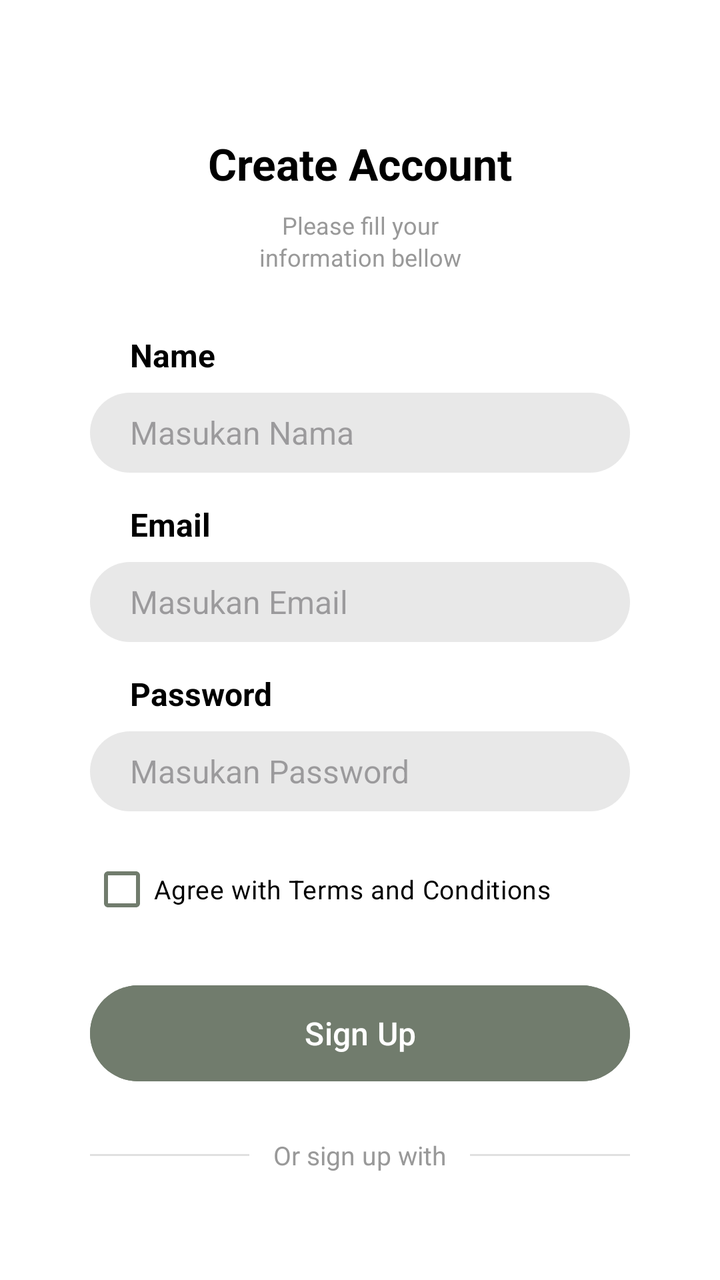
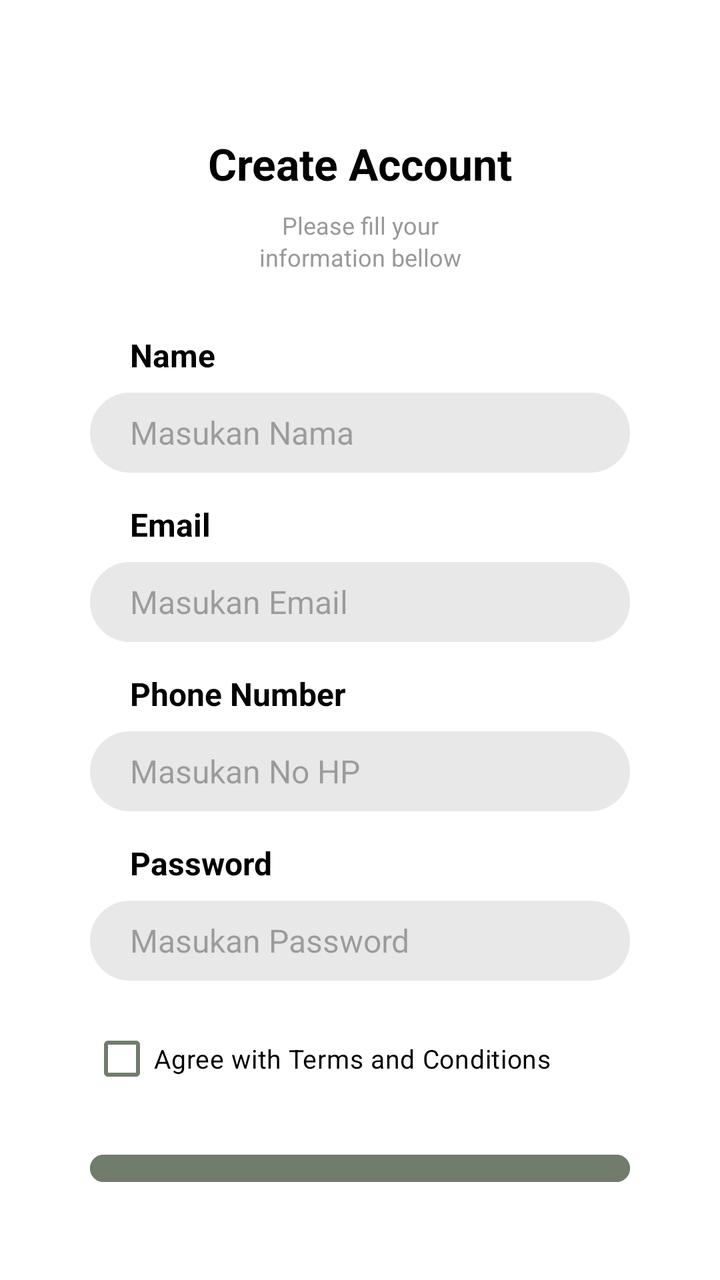

Screens rendered from an Android XML layout before and after an edit, with the pre-edit source and the edit as a unified diff.
<!-- AndroidManifest.xml: application theme Theme.DeCasaApps -->
<!-- res/layout/activity_sign_up.xml -->
<?xml version="1.0" encoding="utf-8"?>
<RelativeLayout xmlns:android="http://schemas.android.com/apk/res/android"
    xmlns:app="http://schemas.android.com/apk/res-auto"
    xmlns:tools="http://schemas.android.com/tools"
    android:id="@+id/main"
    android:layout_width="match_parent"
    android:layout_height="match_parent"
    tools:context=".SignUpActivity"
    android:background="@color/white"
    android:padding="24dp">

    <RelativeLayout
        android:id="@+id/contentContainer"
        android:layout_width="match_parent"
        android:layout_height="match_parent"
        android:layout_margin="1dp"
        android:padding="20dp">

        <TextView
            android:id="@+id/titleText"
            android:layout_width="match_parent"
            android:layout_height="wrap_content"
            android:layout_marginTop="22dp"
            android:gravity="center"
            android:text="Create Account"
            android:textColor="@color/black"
            android:textSize="22sp"
            android:textStyle="bold" />

        
        <TextView
            android:id="@+id/subtitleText"
            android:layout_width="match_parent"
            android:layout_height="wrap_content"
            android:layout_below="@id/titleText"
            android:layout_marginTop="8dp"
            android:gravity="center"
            android:lineSpacingExtra="2dp"
            android:text="Please fill your\ninformation bellow"
            android:textColor="#999999"
            android:textSize="12sp" />

        
        <TextView
            android:id="@+id/nameLabel"
            android:layout_width="wrap_content"
            android:layout_height="wrap_content"
            android:layout_below="@id/subtitleText"
            android:layout_alignParentStart="true"
            android:layout_marginStart="20dp"
            android:layout_marginTop="30dp"
            android:text="Name"
            android:textColor="@color/black"
            android:textSize="16sp"
            android:textStyle="bold" />

        
        <EditText
            android:id="@+id/nameInput"
            android:layout_width="match_parent"
            android:layout_height="40dp"
            android:layout_below="@id/nameLabel"
            android:layout_marginTop="8dp"
            android:background="@drawable/input_background"
            android:hint="Masukan Nama"
            android:inputType="textPersonName"
            android:paddingStart="20dp"
            android:paddingEnd="20dp"
            android:shadowColor="#756C6C"
            android:textColor="@color/black"
            android:textColorLink="#181717"
            android:textSize="16sp" />

        
        <TextView
            android:id="@+id/emailLabel"
            android:layout_width="wrap_content"
            android:layout_height="wrap_content"
            android:layout_below="@id/nameInput"
            android:layout_alignParentStart="true"
            android:layout_marginStart="20dp"
            android:layout_marginTop="15dp"
            android:text="Email"
            android:textColor="@color/black"
            android:textSize="16sp"
            android:textStyle="bold" />

        
        <EditText
            android:id="@+id/emailInput"
            android:layout_width="match_parent"
            android:layout_height="40dp"
            android:layout_below="@id/emailLabel"
            android:layout_marginTop="8dp"
            android:background="@drawable/input_background"
            android:hint="Masukan Email"
            android:inputType="textEmailAddress"
            android:paddingStart="20dp"
            android:paddingEnd="20dp"
            android:textColor="@color/black"
            android:textSize="16sp" />

        
        <TextView
            android:id="@+id/passwordLabel"
            android:layout_width="wrap_content"
            android:layout_height="wrap_content"
            android:layout_below="@id/emailInput"
            android:layout_alignParentStart="true"
            android:layout_marginStart="20dp"
            android:layout_marginTop="15dp"
            android:text="Password"
            android:textColor="@color/black"
            android:textSize="16sp"
            android:textStyle="bold" />

        
        <EditText
            android:id="@+id/passwordInput"
            android:layout_width="match_parent"
            android:layout_height="40dp"
            android:layout_below="@id/passwordLabel"
            android:layout_marginTop="8dp"
            android:background="@drawable/input_background"
            android:hint="Masukan Password"
            android:inputType="textPassword"
            android:paddingStart="20dp"
            android:paddingEnd="20dp"
            android:textColor="@color/black"
            android:textSize="16sp" />

        
        <CheckBox
            android:id="@+id/termsCheckbox"
            android:layout_width="wrap_content"
            android:layout_height="wrap_content"
            android:layout_below="@id/passwordInput"
            android:layout_marginTop="15dp"
            android:buttonTint="#717C6D"
            android:text="Agree with Terms and Conditions"
            android:textColor="@color/black"
            android:textSize="13sp" />

        
        <Button
            android:id="@+id/signUpButton"
            android:layout_width="match_parent"
            android:layout_height="56dp"
            android:layout_below="@id/termsCheckbox"
            android:layout_marginTop="20dp"
            android:backgroundTint="#717C6D"
            android:text="Sign Up"
            android:textColor="@color/white"
            android:textSize="16sp"
            android:textAllCaps="false"
            app:cornerRadius="28dp" />

        
        <RelativeLayout
            android:id="@+id/dividerLayout"
            android:layout_width="match_parent"
            android:layout_height="wrap_content"
            android:layout_below="@id/signUpButton"
            android:layout_marginTop="24dp">

            <View
                android:layout_width="match_parent"
                android:layout_height="1dp"
                android:layout_centerVertical="true"
                android:background="#E0E0E0" />

            <TextView
                android:layout_width="wrap_content"
                android:layout_height="wrap_content"
                android:layout_centerInParent="true"
                android:background="@color/white"
                android:paddingStart="12dp"
                android:paddingEnd="12dp"
                android:text="Or sign up with"
                android:textColor="#999999"
                android:textSize="13sp" />
        </RelativeLayout>

        
        <LinearLayout
            android:id="@+id/socialButtons"
            android:layout_width="wrap_content"
            android:layout_height="wrap_content"
            android:layout_below="@id/dividerLayout"
            android:layout_centerHorizontal="true"
            android:layout_marginTop="24dp"
            android:orientation="horizontal"
            android:gravity="center">

            
            <com.google.android.material.button.MaterialButton
                android:id="@+id/appleButton"
                android:layout_width="56dp"
                android:layout_height="56dp"
                android:insetTop="0dp"
                android:insetBottom="0dp"
                android:padding="0dp"
                android:backgroundTint="@color/white"
                app:icon="@drawable/ic_apple"
                app:iconGravity="textStart"
                app:iconPadding="0dp"
                app:iconSize="24dp"
                app:iconTint="@color/black"
                app:cornerRadius="28dp"
                app:strokeColor="#E0E0E0"
                app:strokeWidth="1dp" />

            
            <com.google.android.material.button.MaterialButton
                android:id="@+id/googleButton"
                android:layout_width="56dp"
                android:layout_height="56dp"
                android:layout_marginStart="16dp"
                android:insetTop="0dp"
                android:insetBottom="0dp"
                android:padding="0dp"
                android:backgroundTint="@color/white"
                app:icon="@drawable/ic_google"
                app:iconGravity="textStart"
                app:iconPadding="0dp"
                app:iconSize="24dp"
                app:iconTint="@null"
                app:cornerRadius="28dp"
                app:strokeColor="#E0E0E0"
                app:strokeWidth="1dp" />

            
            <com.google.android.material.button.MaterialButton
                android:id="@+id/facebookButton"
                android:layout_width="56dp"
                android:layout_height="56dp"
                android:layout_marginStart="16dp"
                android:insetTop="0dp"
                android:insetBottom="0dp"
                android:padding="0dp"
                android:backgroundTint="@color/white"
                app:icon="@drawable/ic_facebook"
                app:iconGravity="textStart"
                app:iconPadding="0dp"
                app:iconSize="24dp"
                app:iconTint="#1877F2"
                app:cornerRadius="28dp"
                app:strokeColor="#E0E0E0"
                app:strokeWidth="1dp" />
        </LinearLayout>

        
        <TextView
            android:id="@+id/loginLink"
            android:layout_width="wrap_content"
            android:layout_height="wrap_content"
            android:layout_below="@id/socialButtons"
            android:layout_centerHorizontal="true"
            android:layout_marginTop="24dp"
            android:textColor="@color/black"
            android:textSize="14sp"
            android:text="Already have an account? Login" />

        <FrameLayout
            android:id="@+id/VerificationFragment"
            android:layout_width="match_parent"
            android:layout_height="match_parent"/>

    </RelativeLayout>

</RelativeLayout>
<!-- resources referenced by this layout -->
<resources>
  <color name="black">#FF000000</color>
  <color name="white">#FFFFFFFF</color>
  <!-- drawable ic_apple (drawable) -->
  <vector xmlns:android="http://schemas.android.com/apk/res/android"
      android:width="24dp"
      android:height="24dp"
      android:viewportWidth="24"
      android:viewportHeight="24">
      <path
          android:fillColor="#000000"
          android:pathData="M17.05,20.28c-0.98,0.95 -2.05,0.8 -3.08,0.35 -1.09,-0.46 -2.09,-0.48 -3.24,0 -1.44,0.62 -2.2,0.44 -3.06,-0.35C2.79,15.25 3.51,7.59 9.05,7.31c1.35,0.07 2.29,0.74 3.08,0.8 1.18,-0.24 2.31,-0.93 3.57,-0.84 1.51,0.12 2.65,0.72 3.4,1.8 -3.12,1.87 -2.38,5.98 0.48,7.13 -0.57,1.5 -1.31,2.99 -2.54,4.09l0.01,-0.01zM12.03,7.25c-0.15,-2.23 1.66,-4.07 3.74,-4.25 0.29,2.58 -2.34,4.5 -3.74,4.25z"/>
  </vector>
  <!-- drawable ic_facebook (drawable) -->
  <vector xmlns:android="http://schemas.android.com/apk/res/android"
      android:width="24dp"
      android:height="24dp"
      android:viewportWidth="24"
      android:viewportHeight="24">
      <path
          android:fillColor="#1877F2"
          android:pathData="M24,12.073c0,-6.627 -5.373,-12 -12,-12s-12,5.373 -12,12c0,5.99 4.388,10.954 10.125,11.854v-8.385H7.078v-3.47h3.047V9.43c0,-3.007 1.792,-4.669 4.533,-4.669 1.312,0 2.686,0.235 2.686,0.235v2.953H15.83c-1.491,0 -1.956,0.925 -1.956,1.874v2.25h3.328l-0.532,3.47h-2.796v8.385C19.612,23.027 24,18.062 24,12.073z"/>
  </vector>
  <!-- drawable ic_google: png bitmap (drawable, 110441 bytes) -->
  <!-- drawable input_background (drawable) -->
  <?xml version="1.0" encoding="utf-8"?>
  <shape xmlns:android="http://schemas.android.com/apk/res/android">
      <solid android:color="#E8E8E8"/>
      <corners android:radius="28dp"/>
  </shape>
  <style name="Theme.DeCasaApps" parent="Base.Theme.DeCasaApps" />
  <style name="Base.Theme.DeCasaApps" parent="Theme.Material3.DayNight.NoActionBar">
          
          
      </style>
</resources>

<!-- the commit's change to res/layout/activity_sign_up.xml (unified diff, before → after) -->
@@ -102,10 +102,39 @@
 
         
         <TextView
+            android:id="@+id/phoneLabel"
+            android:layout_width="wrap_content"
+            android:layout_height="wrap_content"
+            android:layout_below="@id/emailInput"
+            android:layout_alignParentStart="true"
+            android:layout_marginStart="20dp"
+            android:layout_marginTop="15dp"
+            android:text="Phone Number"
+            android:textColor="@color/black"
+            android:textSize="16sp"
+            android:textStyle="bold" />
+
+        
+        <EditText
+            android:id="@+id/phoneInput"
+            android:layout_width="match_parent"
+            android:layout_height="40dp"
+            android:layout_below="@id/phoneLabel"
+            android:layout_marginTop="8dp"
+            android:background="@drawable/input_background"
+            android:hint="Masukan No HP"
+            android:inputType="phone"
+            android:paddingStart="20dp"
+            android:paddingEnd="20dp"
+            android:textColor="@color/black"
+            android:textSize="16sp" />
+
+        
+        <TextView
             android:id="@+id/passwordLabel"
             android:layout_width="wrap_content"
             android:layout_height="wrap_content"
-            android:layout_below="@id/emailInput"
+            android:layout_below="@id/phoneInput"
             android:layout_alignParentStart="true"
             android:layout_marginStart="20dp"
             android:layout_marginTop="15dp"
